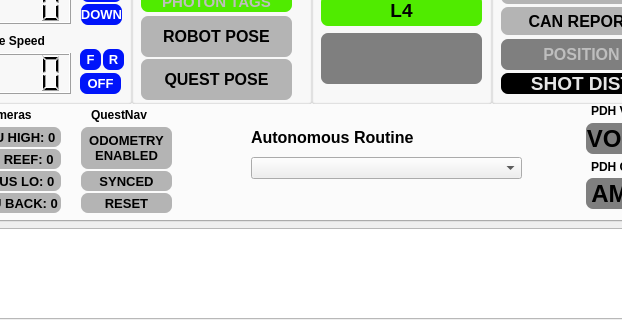
Above: gui/layout_2025.ui from aesatchien/FRC2429_2025 before the change; both pictures show x 771 to 1393 and y 248 to 568 of the 1482 by 724 pixel window. Below: the same form after it.
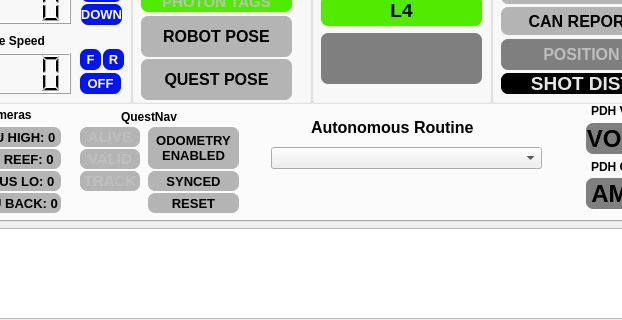
That is the form after the change. Icons and pictures are not drawn. Custom widgets are drawn as their Qt base class.

Commit message: quest status indicators on gui

What changed in the file:
```diff
--- a/gui/layout_2025.ui
+++ b/gui/layout_2025.ui
@@ -1512,8 +1512,8 @@
      <widget class="QComboBox" name="qcombobox_autonomous_routines">
       <property name="geometry">
        <rect>
-        <x>300</x>
-        <y>360</y>
+        <x>320</x>
+        <y>350</y>
         <width>271</width>
         <height>22</height>
        </rect>
@@ -1528,8 +1528,8 @@
      <widget class="QLabel" name="label_5">
       <property name="geometry">
        <rect>
-        <x>300</x>
-        <y>330</y>
+        <x>360</x>
+        <y>320</y>
         <width>181</width>
         <height>20</height>
        </rect>
@@ -1798,10 +1798,10 @@
      <widget class="QLabel" name="label_16">
       <property name="geometry">
        <rect>
-        <x>140</x>
+        <x>170</x>
         <y>310</y>
-        <width>61</width>
-        <height>16</height>
+        <width>111</width>
+        <height>20</height>
        </rect>
       </property>
       <property name="text">
@@ -1814,7 +1814,7 @@
       </property>
       <property name="geometry">
        <rect>
-        <x>130</x>
+        <x>197</x>
         <y>374</y>
         <width>91</width>
         <height>20</height>
@@ -1848,7 +1848,7 @@
       </property>
       <property name="geometry">
        <rect>
-        <x>130</x>
+        <x>197</x>
         <y>396</y>
         <width>91</width>
         <height>20</height>
@@ -1882,7 +1882,7 @@
       </property>
       <property name="geometry">
        <rect>
-        <x>130</x>
+        <x>197</x>
         <y>330</y>
         <width>91</width>
         <height>42</height>
@@ -1911,6 +1911,108 @@
        <set>Qt::AlignCenter</set>
       </property>
      </widget>
+     <widget class="QLabel2" name="qlabel_questnav_heartbeat_indicator">
+      <property name="enabled">
+       <bool>false</bool>
+      </property>
+      <property name="geometry">
+       <rect>
+        <x>129</x>
+        <y>330</y>
+        <width>60</width>
+        <height>20</height>
+       </rect>
+      </property>
+      <property name="font">
+       <font>
+        <family>MS Shell Dlg 2</family>
+        <pointsize>11</pointsize>
+        <bold>true</bold>
+       </font>
+      </property>
+      <property name="styleSheet">
+       <string notr="true">border: 7px;
+border-radius: 7px;
+background-color:rgb(180,180,180);</string>
+      </property>
+      <property name="text">
+       <string>ALIVE</string>
+      </property>
+      <property name="textFormat">
+       <enum>Qt::AutoText</enum>
+      </property>
+      <property name="alignment">
+       <set>Qt::AlignCenter</set>
+      </property>
+     </widget>
+     <widget class="QLabel2" name="qlabel_questnav_inbounds_indicator">
+      <property name="enabled">
+       <bool>false</bool>
+      </property>
+      <property name="geometry">
+       <rect>
+        <x>129</x>
+        <y>352</y>
+        <width>60</width>
+        <height>20</height>
+       </rect>
+      </property>
+      <property name="font">
+       <font>
+        <family>MS Shell Dlg 2</family>
+        <pointsize>11</pointsize>
+        <bold>true</bold>
+       </font>
+      </property>
+      <property name="styleSheet">
+       <string notr="true">border: 7px;
+border-radius: 7px;
+background-color:rgb(180,180,180);</string>
+      </property>
+      <property name="text">
+       <string>VALID</string>
+      </property>
+      <property name="textFormat">
+       <enum>Qt::AutoText</enum>
+      </property>
+      <property name="alignment">
+       <set>Qt::AlignCenter</set>
+      </property>
+     </widget>
+     <widget class="QLabel2" name="qlabel_questnav_tracking_indicator">
+      <property name="enabled">
+       <bool>false</bool>
+      </property>
+      <property name="geometry">
+       <rect>
+        <x>129</x>
+        <y>374</y>
+        <width>60</width>
+        <height>20</height>
+       </rect>
+      </property>
+      <property name="font">
+       <font>
+        <family>MS Shell Dlg 2</family>
+        <pointsize>11</pointsize>
+        <bold>true</bold>
+       </font>
+      </property>
+      <property name="styleSheet">
+       <string notr="true">border: 7px;
+border-radius: 7px;
+background-color:rgb(180,180,180);</string>
+      </property>
+      <property name="text">
+       <string>TRACK</string>
+      </property>
+      <property name="textFormat">
+       <enum>Qt::AutoText</enum>
+      </property>
+      <property name="alignment">
+       <set>Qt::AlignCenter</set>
+      </property>
+     </widget>
     </widget>
     <widget class="QWidget" name="tab_2">
      <attribute name="title">
```
The commit also changes 1 other file.
